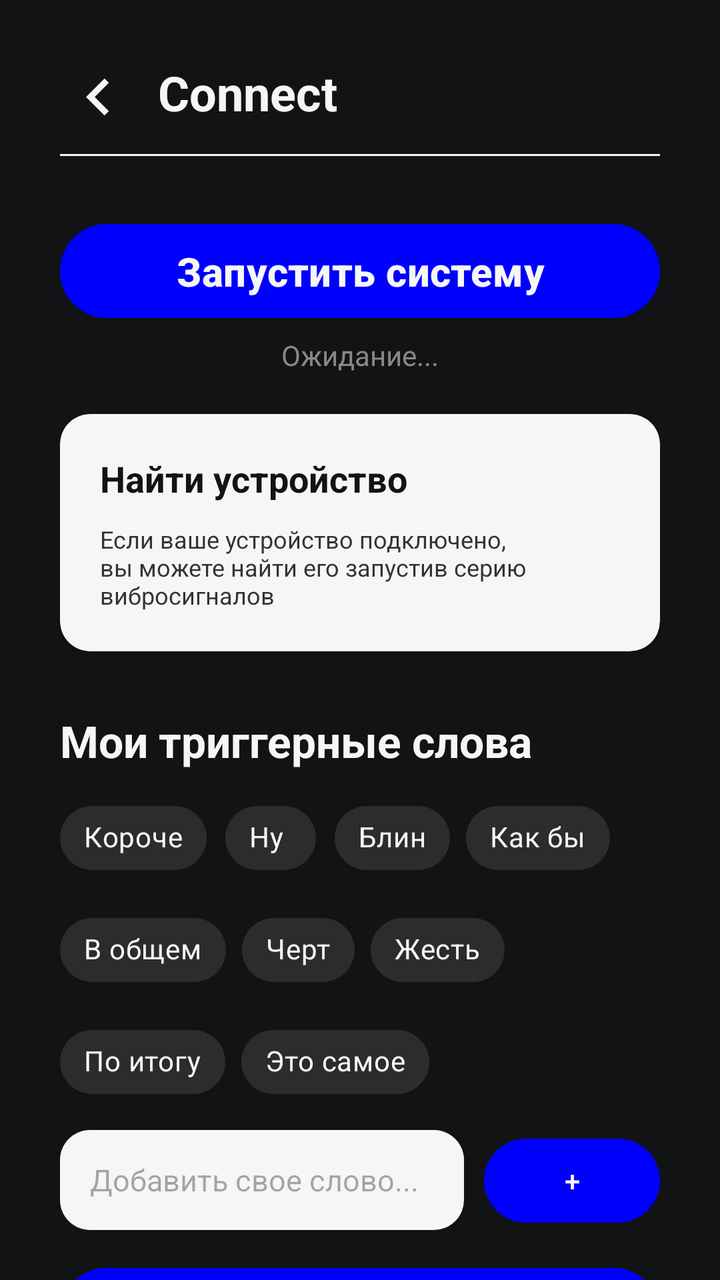
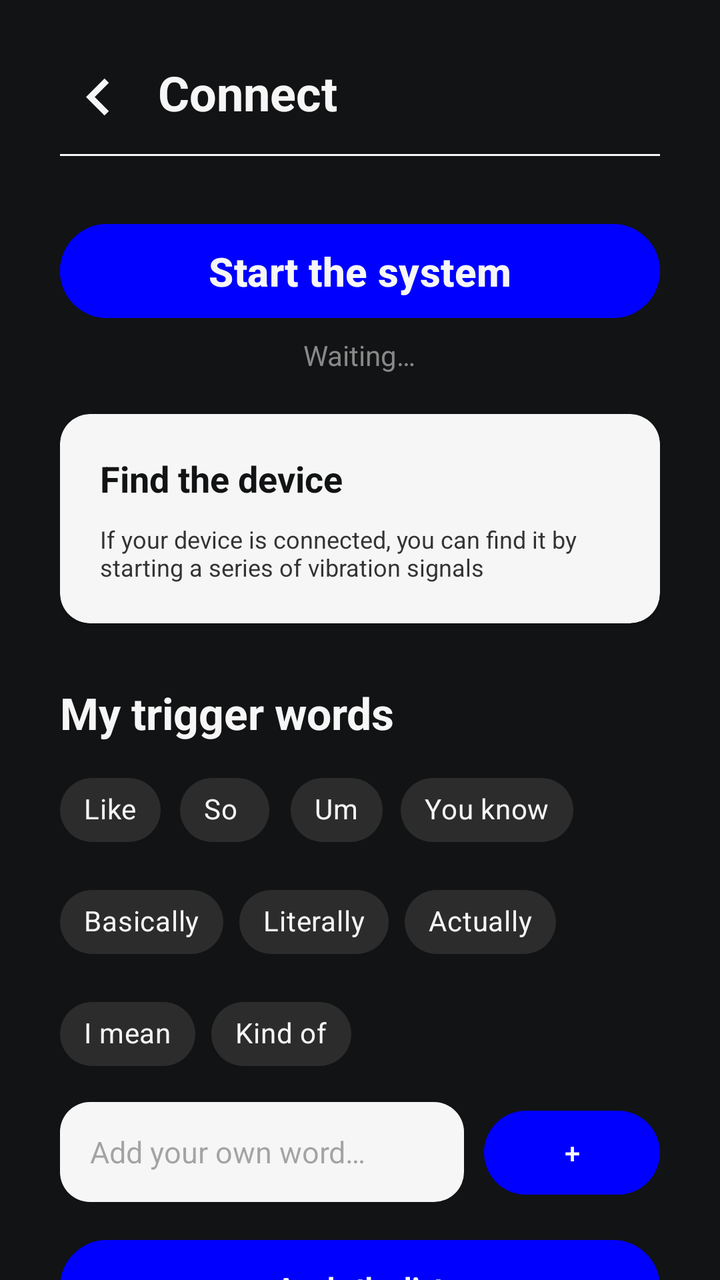

Before-and-after screenshots of an Android layout around one commit, followed by the original layout XML and the change that was made.
<!-- AndroidManifest.xml: application theme Theme.WordTrigger -->
<!-- res/layout/fragment_connect.xml -->
<?xml version="1.0" encoding="utf-8"?>
<androidx.core.widget.NestedScrollView
    xmlns:android="http://schemas.android.com/apk/res/android"
    xmlns:app="http://schemas.android.com/apk/res-auto"
    android:layout_width="match_parent"
    android:layout_height="match_parent"
    android:fillViewport="true">
<LinearLayout
    android:layout_width="match_parent"
    android:layout_height="match_parent"
    android:background="@color/black"
    android:orientation="vertical"
    android:padding="30dp">

    <RelativeLayout
        android:layout_width="match_parent"
        android:layout_height="48dp">
        <ImageView
            android:id="@+id/returnBut"
            android:layout_width="38dp"
            android:layout_height="37dp"
            android:layout_alignParentStart="true"
            android:src="@drawable/ic_arrow_left" />
        <TextView
            android:layout_width="wrap_content"
            android:layout_height="wrap_content"
            android:layout_marginStart="11dp"
            android:layout_toEndOf="@id/returnBut"
            android:text="Connect"
            android:textColor="@color/white"
            android:textSize="24sp"
            android:textStyle="bold" />
        <View
            android:layout_width="match_parent"
            android:layout_height="1dp"
            android:layout_alignParentBottom="true"
            android:background="@color/white" />
    </RelativeLayout>

    <RelativeLayout
        android:layout_width="match_parent"
        android:layout_height="wrap_content"
        android:layout_marginTop="30dp">
        <Button
            android:id="@+id/btnStart"
            android:layout_width="match_parent"
            android:layout_height="55dp"
            android:backgroundTint="@color/blue"
            android:text="Запустить систему"
            android:textSize="20sp"
            android:textStyle="bold"
            android:textColor="@color/white" />

        <TextView
            android:id="@+id/statusText"
            android:layout_width="wrap_content"
            android:layout_height="wrap_content"
            android:layout_below="@id/btnStart"
            android:layout_centerHorizontal="true"
            android:layout_marginTop="5dp"
            android:text="Ожидание..."
            android:textColor="#888888" />
    </RelativeLayout>
    
        <androidx.cardview.widget.CardView
            android:id="@+id/searchBut"
            android:layout_width="match_parent"
            android:layout_height="wrap_content"
            android:layout_marginTop="20dp"
            app:cardBackgroundColor="@color/white"
            app:cardCornerRadius="15dp">
            <LinearLayout
                android:layout_width="match_parent"
                android:layout_height="wrap_content"
                android:orientation="vertical"
                android:padding="20dp">
                <TextView
                    android:id="@+id/tvDeviceStatus"
                    android:layout_width="wrap_content"
                    android:layout_height="wrap_content"
                    android:text="Найти устройство"
                    android:textColor="@color/black"
                    android:textStyle="bold"
                    android:textSize="18sp" />
                <TextView
                    android:layout_width="match_parent"
                    android:layout_height="wrap_content"
                    android:layout_marginTop="10dp"
                    android:text="Если ваше устройство подключено, вы можете найти его запустив серию вибросигналов"
                    android:textColor="#333333"
                    android:textSize="12sp" />
            </LinearLayout>
        </androidx.cardview.widget.CardView>
        <TextView
            android:layout_width="wrap_content"
            android:layout_height="wrap_content"
            android:layout_marginTop="30dp"
            android:text="Мои триггерные слова"
            android:textColor="@color/white"
            android:textSize="22dp"
            android:textStyle="bold" />
        <com.google.android.material.chip.ChipGroup
            android:id="@+id/parasiteChipGroup"
            android:layout_width="match_parent"
            android:layout_height="wrap_content"
            android:layout_marginTop="10dp"
            app:chipSpacingHorizontal="8dp">

            <com.google.android.material.chip.Chip
                android:id="@+id/chip1"
                style="@style/Widget.MaterialComponents.Chip.Filter"
                android:layout_width="wrap_content"
                android:layout_height="wrap_content"
                app:chipBackgroundColor="@color/chip_bg_selector"
                android:textColor="@color/chip_text_color"
                app:chipStrokeWidth="0dp"
                android:text="Короче" />
            <com.google.android.material.chip.Chip
                android:id="@+id/chip2"
                style="@style/Widget.MaterialComponents.Chip.Filter"
                android:layout_width="wrap_content"
                android:layout_height="wrap_content"
                app:chipBackgroundColor="@color/chip_bg_selector"
                android:textColor="@color/chip_text_color"
                app:chipStrokeWidth="0dp"
                android:text="Ну " />
            <com.google.android.material.chip.Chip
                android:id="@+id/chip3"
                style="@style/Widget.MaterialComponents.Chip.Filter"
                android:layout_width="wrap_content"
                android:layout_height="wrap_content"
                app:chipBackgroundColor="@color/chip_bg_selector"
                android:textColor="@color/chip_text_color"
                app:chipStrokeWidth="0dp"
                android:text="Блин" />
            <com.google.android.material.chip.Chip
                android:id="@+id/chip4"
                style="@style/Widget.MaterialComponents.Chip.Filter"
                android:layout_width="wrap_content"
                android:layout_height="wrap_content"
                app:chipBackgroundColor="@color/chip_bg_selector"
                android:textColor="@color/chip_text_color"
                app:chipStrokeWidth="0dp"
                android:text="Как бы" />
            <com.google.android.material.chip.Chip
                android:id="@+id/chip5"
                style="@style/Widget.MaterialComponents.Chip.Filter"
                android:layout_width="wrap_content"
                android:layout_height="wrap_content"
                app:chipBackgroundColor="@color/chip_bg_selector"
                android:textColor="@color/chip_text_color"
                app:chipStrokeWidth="0dp"
                android:text="В общем" />
            <com.google.android.material.chip.Chip
                android:id="@+id/chip6"
                style="@style/Widget.MaterialComponents.Chip.Filter"
                android:layout_width="wrap_content"
                android:layout_height="wrap_content"
                app:chipBackgroundColor="@color/chip_bg_selector"
                android:textColor="@color/chip_text_color"
                app:chipStrokeWidth="0dp"
                android:text="Черт" />
            <com.google.android.material.chip.Chip
                android:id="@+id/chip7"
                style="@style/Widget.MaterialComponents.Chip.Filter"
                android:layout_width="wrap_content"
                android:layout_height="wrap_content"
                app:chipBackgroundColor="@color/chip_bg_selector"
                android:textColor="@color/chip_text_color"
                app:chipStrokeWidth="0dp"
                android:text="Жесть" />
            <com.google.android.material.chip.Chip
                android:id="@+id/chip8"
                style="@style/Widget.MaterialComponents.Chip.Filter"
                android:layout_width="wrap_content"
                android:layout_height="wrap_content"
                app:chipBackgroundColor="@color/chip_bg_selector"
                android:textColor="@color/chip_text_color"
                app:chipStrokeWidth="0dp"
                android:text="По итогу" />
            <com.google.android.material.chip.Chip
                android:id="@+id/chip9"
                style="@style/Widget.MaterialComponents.Chip.Filter"
                android:layout_width="wrap_content"
                android:layout_height="wrap_content"
                app:chipBackgroundColor="@color/chip_bg_selector"
                android:textColor="@color/chip_text_color"
                app:chipStrokeWidth="0dp"
                android:text="Это самое" />
        </com.google.android.material.chip.ChipGroup>

        <LinearLayout
            android:layout_width="match_parent"
            android:layout_height="wrap_content"
            android:orientation="horizontal"
            android:layout_marginTop="10dp">

            <EditText
                android:id="@+id/etNewParasite"
                android:layout_width="0dp"
                android:layout_height="50dp"
                android:layout_weight="1"
                android:maxLength="20"
                android:maxLines="1"
                android:background="@drawable/white_rounded_edittext"
                android:hint="Добавить свое слово..."
                android:textSize="15dp"
                android:paddingStart="15dp" />

            <Button
                android:id="@+id/btnAddWord"
                android:layout_width="wrap_content"
                android:layout_height="50dp"
                android:layout_marginStart="10dp"
                android:text="+" />
        </LinearLayout>

        <Button
            android:id="@+id/btnApplyWords"
            android:layout_width="match_parent"
            android:layout_height="55dp"
            android:layout_marginTop="15dp"
            android:backgroundTint="@color/blue"
            android:text="Применить список"
            android:textStyle="bold"/>
</LinearLayout>
    </androidx.core.widget.NestedScrollView>
<!-- resources referenced by this layout -->
<resources>
  <color name="black">#121314</color>
  <color name="blue">#0000FF</color>
  <color name="white">#f6f6f6</color>
  <!-- drawable ic_arrow_left (drawable) -->
  <vector xmlns:android="http://schemas.android.com/apk/res/android"
      android:autoMirrored="true"
      android:height="24dp"
      android:tint="@color/white"
      android:viewportHeight="24"
      android:viewportWidth="24"
      android:width="24dp">
        
      <path
          android:fillColor="@android:color/white"
          android:pathData="M15.41,16.59L10.83,12l4.58,-4.59L14,6l-6,6 6,6 1.41,-1.41z"/>
      
  </vector>
  <!-- drawable white_rounded_edittext (drawable) -->
  <?xml version="1.0" encoding="utf-8"?>
  <shape xmlns:android="http://schemas.android.com/apk/res/android">
      <solid android:color="@color/white"/>
      <corners android:radius="15dp"/>
      <padding android:left="15dp" android:right="15dp"/>
  </shape>
  <style name="Theme.WordTrigger" parent="Base.Theme.WordTrigger" />
  <style name="Base.Theme.WordTrigger" parent="Theme.Material3.Light.NoActionBar">
          <item name="colorPrimary">@color/blue</item>
          <item name="colorOnPrimary">@color/white</item>
          <item name="containerColor">@color/black</item>
          <item name="colorSecondary">@color/white</item>
          <item name="colorOnSecondary">@color/blue</item>
          <item name="android:listSelector">@android:color/transparent</item>
          <item name="android:windowBackground">@color/black</item>
          <item name="colorTertiary">@color/blue</item>
          <item name="colorControlHighlight">#33FFFFFF</item>
      </style>
</resources>

<!-- the commit's change to res/layout/fragment_connect.xml (unified diff, before → after) -->
@@ -26,7 +26,7 @@
             android:layout_height="wrap_content"
             android:layout_marginStart="11dp"
             android:layout_toEndOf="@id/returnBut"
-            android:text="Connect"
+            android:text="@string/connect_title"
             android:textColor="@color/white"
             android:textSize="24sp"
             android:textStyle="bold" />
@@ -46,7 +46,7 @@
             android:layout_width="match_parent"
             android:layout_height="55dp"
             android:backgroundTint="@color/blue"
-            android:text="Запустить систему"
+            android:text="@string/connect_start"
             android:textSize="20sp"
             android:textStyle="bold"
             android:textColor="@color/white" />
@@ -58,7 +58,7 @@
             android:layout_below="@id/btnStart"
             android:layout_centerHorizontal="true"
             android:layout_marginTop="5dp"
-            android:text="Ожидание..."
+            android:text="@string/connect_waiting"
             android:textColor="#888888" />
     </RelativeLayout>
     
@@ -78,7 +78,7 @@
                     android:id="@+id/tvDeviceStatus"
                     android:layout_width="wrap_content"
                     android:layout_height="wrap_content"
-                    android:text="Найти устройство"
+                    android:text="@string/connect_find_title"
                     android:textColor="@color/black"
                     android:textStyle="bold"
                     android:textSize="18sp" />
@@ -86,7 +86,7 @@
                     android:layout_width="match_parent"
                     android:layout_height="wrap_content"
                     android:layout_marginTop="10dp"
-                    android:text="Если ваше устройство подключено, вы можете найти его запустив серию вибросигналов"
+                    android:text="@string/connect_find_desc"
                     android:textColor="#333333"
                     android:textSize="12sp" />
             </LinearLayout>
@@ -95,7 +95,7 @@
             android:layout_width="wrap_content"
             android:layout_height="wrap_content"
             android:layout_marginTop="30dp"
-            android:text="Мои триггерные слова"
+            android:text="@string/connect_my_words"
             android:textColor="@color/white"
             android:textSize="22dp"
             android:textStyle="bold" />
@@ -114,7 +114,7 @@
                 app:chipBackgroundColor="@color/chip_bg_selector"
                 android:textColor="@color/chip_text_color"
                 app:chipStrokeWidth="0dp"
-                android:text="Короче" />
+                android:text="@string/parasite_1" />
             <com.google.android.material.chip.Chip
                 android:id="@+id/chip2"
                 style="@style/Widget.MaterialComponents.Chip.Filter"
@@ -123,7 +123,7 @@
                 app:chipBackgroundColor="@color/chip_bg_selector"
                 android:textColor="@color/chip_text_color"
                 app:chipStrokeWidth="0dp"
-                android:text="Ну " />
+                android:text="@string/parasite_2" />
             <com.google.android.material.chip.Chip
                 android:id="@+id/chip3"
                 style="@style/Widget.MaterialComponents.Chip.Filter"
@@ -132,7 +132,7 @@
                 app:chipBackgroundColor="@color/chip_bg_selector"
                 android:textColor="@color/chip_text_color"
                 app:chipStrokeWidth="0dp"
-                android:text="Блин" />
+                android:text="@string/parasite_3" />
             <com.google.android.material.chip.Chip
                 android:id="@+id/chip4"
                 style="@style/Widget.MaterialComponents.Chip.Filter"
@@ -141,7 +141,7 @@
                 app:chipBackgroundColor="@color/chip_bg_selector"
                 android:textColor="@color/chip_text_color"
                 app:chipStrokeWidth="0dp"
-                android:text="Как бы" />
+                android:text="@string/parasite_4" />
             <com.google.android.material.chip.Chip
                 android:id="@+id/chip5"
                 style="@style/Widget.MaterialComponents.Chip.Filter"
@@ -150,7 +150,7 @@
                 app:chipBackgroundColor="@color/chip_bg_selector"
                 android:textColor="@color/chip_text_color"
                 app:chipStrokeWidth="0dp"
-                android:text="В общем" />
+                android:text="@string/parasite_5" />
             <com.google.android.material.chip.Chip
                 android:id="@+id/chip6"
                 style="@style/Widget.MaterialComponents.Chip.Filter"
@@ -159,7 +159,7 @@
                 app:chipBackgroundColor="@color/chip_bg_selector"
                 android:textColor="@color/chip_text_color"
                 app:chipStrokeWidth="0dp"
-                android:text="Черт" />
+                android:text="@string/parasite_6" />
             <com.google.android.material.chip.Chip
                 android:id="@+id/chip7"
                 style="@style/Widget.MaterialComponents.Chip.Filter"
@@ -168,7 +168,7 @@
                 app:chipBackgroundColor="@color/chip_bg_selector"
                 android:textColor="@color/chip_text_color"
                 app:chipStrokeWidth="0dp"
-                android:text="Жесть" />
+                android:text="@string/parasite_7" />
             <com.google.android.material.chip.Chip
                 android:id="@+id/chip8"
                 style="@style/Widget.MaterialComponents.Chip.Filter"
@@ -177,7 +177,7 @@
                 app:chipBackgroundColor="@color/chip_bg_selector"
                 android:textColor="@color/chip_text_color"
                 app:chipStrokeWidth="0dp"
-                android:text="По итогу" />
+                android:text="@string/parasite_8" />
             <com.google.android.material.chip.Chip
                 android:id="@+id/chip9"
                 style="@style/Widget.MaterialComponents.Chip.Filter"
@@ -186,7 +186,7 @@
                 app:chipBackgroundColor="@color/chip_bg_selector"
                 android:textColor="@color/chip_text_color"
                 app:chipStrokeWidth="0dp"
-                android:text="Это самое" />
+                android:text="@string/parasite_9" />
         </com.google.android.material.chip.ChipGroup>
 
         <LinearLayout
@@ -203,7 +203,7 @@
                 android:maxLength="20"
                 android:maxLines="1"
                 android:background="@drawable/white_rounded_edittext"
-                android:hint="Добавить свое слово..."
+                android:hint="@string/connect_add_hint"
                 android:textSize="15dp"
                 android:paddingStart="15dp" />
 
@@ -221,7 +221,7 @@
             android:layout_height="55dp"
             android:layout_marginTop="15dp"
             android:backgroundTint="@color/blue"
-            android:text="Применить список"
+            android:text="@string/connect_apply"
             android:textStyle="bold"/>
 </LinearLayout>
     </androidx.core.widget.NestedScrollView>
<!-- resource entries referenced after the edit -->
@@ -24,6 +24,23 @@
       <corners android:radius="15dp"/>
       <padding android:left="15dp" android:right="15dp"/>
   </shape>
+  <string name="connect_add_hint">Add your own word…</string>
+  <string name="connect_apply">Apply the list</string>
+  <string name="connect_find_desc">If your device is connected, you can find it by starting a series of vibration signals</string>
+  <string name="connect_find_title">Find the device</string>
+  <string name="connect_my_words">My trigger words</string>
+  <string name="connect_start">Start the system</string>
+  <string name="connect_title">Connect</string>
+  <string name="connect_waiting">Waiting…</string>
+  <string name="parasite_1">Like</string>
+  <string name="parasite_2">"So "</string>
+  <string name="parasite_3">Um</string>
+  <string name="parasite_4">You know</string>
+  <string name="parasite_5">Basically</string>
+  <string name="parasite_6">Literally</string>
+  <string name="parasite_7">Actually</string>
+  <string name="parasite_8">I mean</string>
+  <string name="parasite_9">Kind of</string>
   <style name="Theme.WordTrigger" parent="Base.Theme.WordTrigger" />
   <style name="Base.Theme.WordTrigger" parent="Theme.Material3.Light.NoActionBar">
           <item name="colorPrimary">@color/blue</item>
